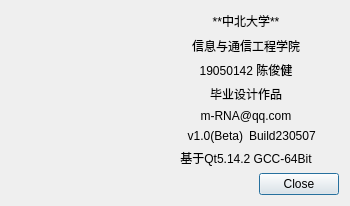
This is about/about.ui in m-RNA/TemperatureSelfCorrectionBasedOnQtSerial as Qt 5 draws it before an edit. The edited form follows.
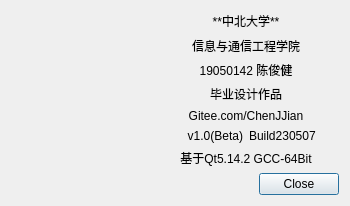
This is the edited form. Icons and pictures are not drawn.

Commit message: 修正：添加注释、优化代码、邮箱变为Gitee主页

```diff
--- a/about/about.ui
+++ b/about/about.ui
@@ -112,7 +112,7 @@
    <item row="4" column="2" colspan="2">
     <widget class="QLabel" name="label_5">
      <property name="text">
-      <string>m-RNA@qq.com</string>
+      <string>Gitee.com/ChenJJian</string>
      </property>
      <property name="alignment">
       <set>Qt::AlignCenter</set>
```
The commit also changes 2 other files.
